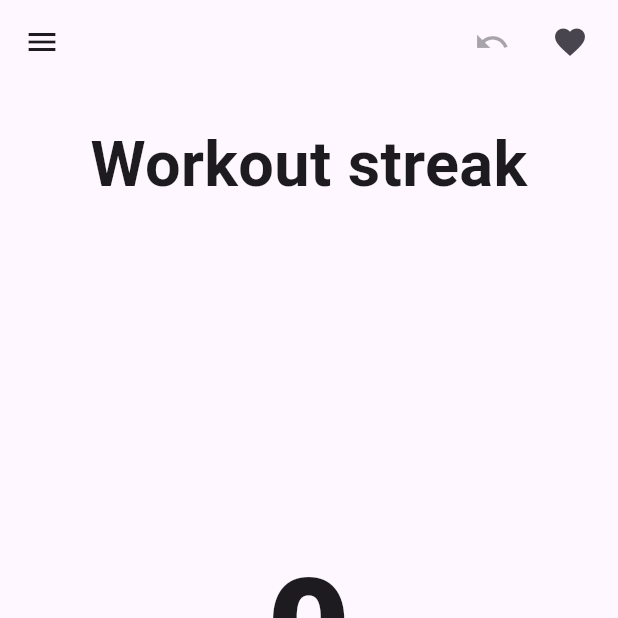
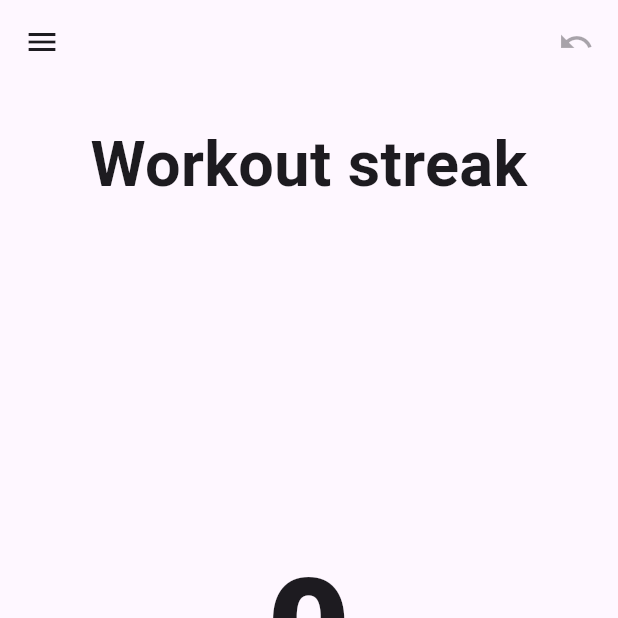
Before and after one commit to Syktox/Counter_App, a Flutter app: the screen it shows after launch, on a phone screen of 412 x 824 dp, the top half of it. Run offline on Flutter 3.47's test engine with Material 3 defaults, Android fonts, the phone set to English and light mode, and no system bars; our stand-ins replace shared_preferences.

Commit message:
Removed Donation Button

```diff
--- a/lib/screens/home_page.dart
+++ b/lib/screens/home_page.dart
@@ -4,7 +4,6 @@ import 'dart:collection';
 import '../models/app_mode.dart';
 import '../models/watten_game.dart';
 import '../services/counter_storage_service.dart';
-import '../services/url_launcher_service.dart';
 import '../widgets/counter_controls.dart';
 import '../widgets/counter_drawer.dart';
 import 'settings_page.dart';
@@ -859,10 +858,6 @@ class _HomePageState extends State<HomePage> {
     );
   }
 
-  Future<void> _openDonateUrl() async {
-    await UrlLauncherService.openDonateUrl(context);
-  }
-
   AppBar _buildAppBar() {
     return AppBar(
       backgroundColor: Theme.of(context).scaffoldBackgroundColor,
@@ -877,14 +872,6 @@ class _HomePageState extends State<HomePage> {
             icon: const Icon(Icons.undo),
             onPressed: _undoStack.isEmpty ? null : _undoLastAction,
             tooltip: 'Undo',
-          ),
-        ),
-        Padding(
-          padding: const EdgeInsets.only(right: 8),
-          child: IconButton(
-            icon: const Icon(Icons.favorite),
-            onPressed: _openDonateUrl,
-            tooltip: 'Donate',
           ),
         ),
       ],
```
